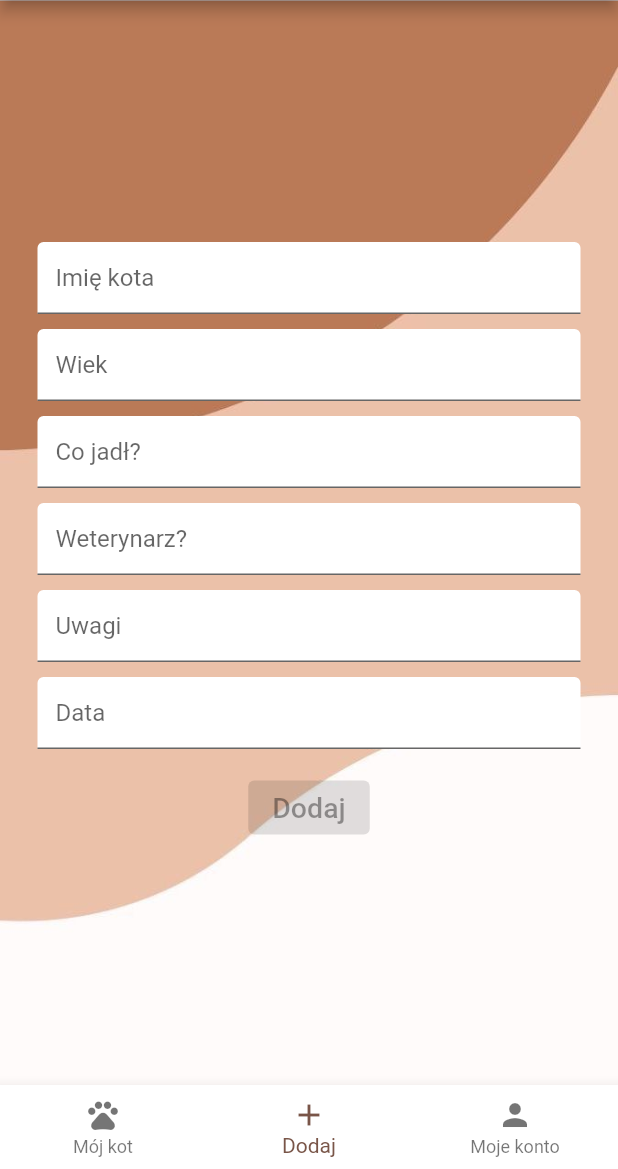
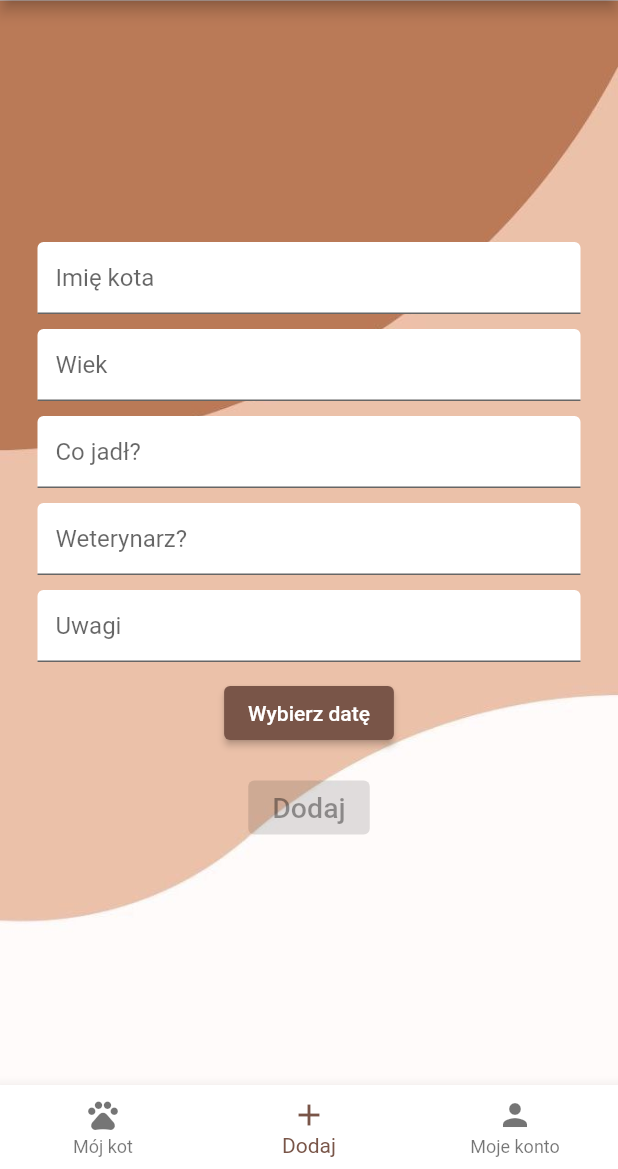
Before and after one commit to rafx666/cat_app, a Flutter app: the screen it shows once a user with an empty profile is signed in, item 2 of the bottom bar chosen, on a phone screen of 412 x 824 dp, the part 67-1236 px from its top. Run offline on Flutter 3.47's test engine with Material 2 defaults, Android fonts, the phone set to English and light mode, and no system bars; our stand-ins replace bloc, cloud_firestore, firebase_auth, firebase_core, flutter_bloc, google_fonts; accounts and stored records are empty; network calls fail.

Commit message:
Update data picker

```diff
--- a/cat_app/lib/app/home/add_info_page/add_info_page_content.dart
+++ b/cat_app/lib/app/home/add_info_page/add_info_page_content.dart
@@ -19,7 +19,7 @@ class _AddInfoPageContentState extends State<AddInfoPageContent> {
   var vet = '';
   var age = '';
   var others = '';
-  var data = '';
+  var data;
 
   @override
   Widget build(BuildContext context) {
@@ -124,19 +124,25 @@ class _AddInfoPageContentState extends State<AddInfoPageContent> {
                   const SizedBox(
                     height: 10,
                   ),
-                  TextField(
-                    decoration: const InputDecoration(
-                      hintText: 'Data',
-                      fillColor: Colors.white,
-                      filled: true,
-                    ),
-                    onChanged: (newValue) {
-                      setState(
-                        () {
-                          data = newValue;
-                        },
+                  ElevatedButton(
+                    style:
+                        ElevatedButton.styleFrom(backgroundColor: Colors.brown),
+                    onPressed: () async {
+                      final calendar = await showDatePicker(
+                        context: context,
+                        initialDate: DateTime.now(),
+                        firstDate: DateTime.now().add(
+                          const Duration(days: -360),
+                        ),
+                        lastDate: DateTime.now().add(
+                          const Duration(days: 365),
+                        ),
                       );
+                      setState(() {
+                        data = calendar?.toIso8601String();
+                      });
                     },
+                    child: Text(data ?? 'Wybierz datę'),
                   ),
                   const SizedBox(
                     height: 15,
@@ -145,7 +151,7 @@ class _AddInfoPageContentState extends State<AddInfoPageContent> {
                     style: ElevatedButton.styleFrom(
                       backgroundColor: Colors.brown,
                     ),
-                    onPressed: catName.isEmpty || data.isEmpty
+                    onPressed: catName.isEmpty || data == null
                         ? null
                         : () {
                             context.read<AddInfoCubit>().add(
--- a/cat_app/lib/app/login/login_page.dart
+++ b/cat_app/lib/app/login/login_page.dart
@@ -25,7 +25,8 @@ class _FirstPageState extends State<LoginPage> {
         builder: (context, state) {
           return Builder(builder: (context) {
             return Scaffold(
-              body: Container(
+              body: SingleChildScrollView(
+                child: Container(
                   decoration: const BoxDecoration(
                     image: DecorationImage(
                       image: AssetImage("images/back.jpg"),
@@ -161,6 +162,7 @@ class _FirstPageState extends State<LoginPage> {
                     ),
                   ),
                 ),
+              ),
             );
           });
         },
--- a/cat_app/lib/main.dart
+++ b/cat_app/lib/main.dart
@@ -17,8 +17,11 @@ class MyApp extends StatelessWidget {
   const MyApp({super.key});
   @override
   Widget build(BuildContext context) {
-    return const MaterialApp(
-      home: HomePage(),
+    return MaterialApp(
+      theme: ThemeData(
+        primarySwatch: Colors.brown,
+      ),
+      home: const HomePage(),
     );
   }
 }
```
Also changed, not shown: cat_app/lib/app/home/my_cat_page/my_cat_page_content.dart (+19 -1 lines). Lines whose indentation alone changed are shown as unchanged.
